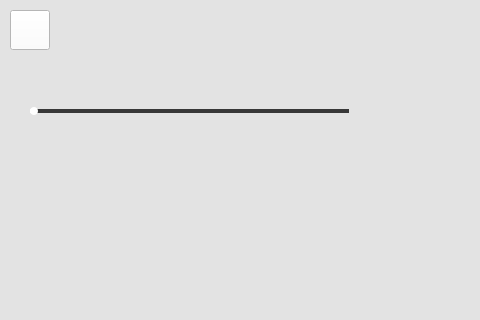
Old version of the form MusicVisualization/src/View/CreateVideos/CreateVideoWindow.ui in the repository MohanChi/MusicVisualization; both pictures show x 0 to 480 and y 0 to 320 of the 1000 by 560 pixel window.
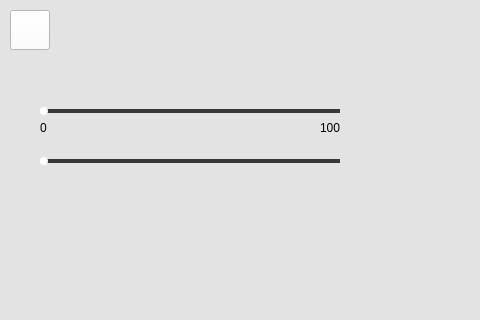
New version of the form.

Commit message: fix CreateVideoWindow‘s UI

The edit to the form file:
```diff
--- a/MusicVisualization/src/View/CreateVideos/CreateVideoWindow.ui
+++ b/MusicVisualization/src/View/CreateVideos/CreateVideoWindow.ui
@@ -55,9 +55,9 @@
    <widget class="QSlider" name="horizontalSlider_3">
     <property name="geometry">
      <rect>
-      <x>30</x>
+      <x>40</x>
       <y>100</y>
-      <width>319</width>
+      <width>300</width>
       <height>22</height>
      </rect>
     </property>
@@ -96,6 +96,76 @@
      <enum>Qt::Horizontal</enum>
     </property>
    </widget>
+   <widget class="QSlider" name="horizontalSlider_1">
+    <property name="geometry">
+     <rect>
+      <x>40</x>
+      <y>150</y>
+      <width>300</width>
+      <height>22</height>
+     </rect>
+    </property>
+    <property name="styleSheet">
+     <string notr="true">QSlider::groove:horizontal {
+background:transparent;
+}
+QSlider::handle:horizontal {
+background: rgb(255,255,255);
+width:8px;
+height:8px;
+border-radius:4px;
+margin-top:7px;
+margin-bottom:7px;
+}
+QSlider::sub-page:horizontal {
+background:rgb(255,255,255);
+margin-top:9px;
+margin-bottom:9px;
+}
+QSlider::add-page:horizontal {
+background: rgb(56,56,56);
+margin-top:9px;
+margin-bottom:9px;
+}
+QSlider::handle:horizontal:pressed {
+background: rgb(255,255,255);
+width:8px;
+height:8px;
+border-radius:4px;
+margin-top:7px;
+margin-bottom:7px;
+}</string>
+    </property>
+    <property name="orientation">
+     <enum>Qt::Horizontal</enum>
+    </property>
+   </widget>
+   <widget class="QLabel" name="label">
+    <property name="geometry">
+     <rect>
+      <x>40</x>
+      <y>120</y>
+      <width>21</width>
+      <height>16</height>
+     </rect>
+    </property>
+    <property name="text">
+     <string>0</string>
+    </property>
+   </widget>
+   <widget class="QLabel" name="label_2">
+    <property name="geometry">
+     <rect>
+      <x>320</x>
+      <y>120</y>
+      <width>21</width>
+      <height>16</height>
+     </rect>
+    </property>
+    <property name="text">
+     <string>100</string>
+    </property>
+   </widget>
   </widget>
  </widget>
  <layoutdefault spacing="6" margin="11"/>
```
Left out of the diff: 2 changed lines with no effect on the pictures.
